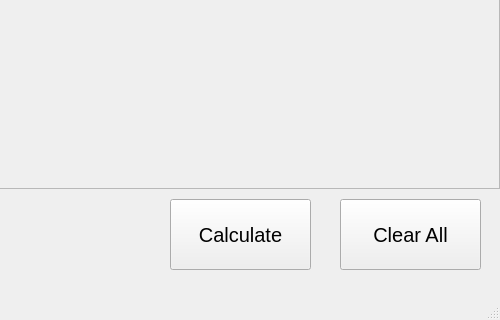
Oleksii-Stepanyk/GPA_Calculator, file mainwindow.ui: the form before one commit; both pictures show x 780 to 1280 and y 400 to 720 of the 1280 by 720 pixel window.
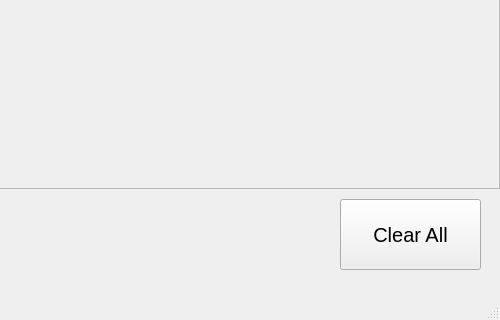
The form after the commit.

```diff
--- a/mainwindow.ui
+++ b/mainwindow.ui
@@ -14,28 +14,6 @@
    <string>MainWindow</string>
   </property>
   <widget class="QWidget" name="centralwidget">
-   <widget class="QPushButton" name="calculateButton">
-    <property name="geometry">
-     <rect>
-      <x>950</x>
-      <y>580</y>
-      <width>141</width>
-      <height>71</height>
-     </rect>
-    </property>
-    <property name="font">
-     <font>
-      <pointsize>15</pointsize>
-      <italic>false</italic>
-      <underline>false</underline>
-      <strikeout>false</strikeout>
-      <fontweight>DemiBold</fontweight>
-     </font>
-    </property>
-    <property name="text">
-     <string>Calculate</string>
-    </property>
-   </widget>
    <widget class="QLabel" name="outputLabel">
     <property name="geometry">
      <rect>
```
Left out of the diff: 1 changed line with no effect on the pictures.
